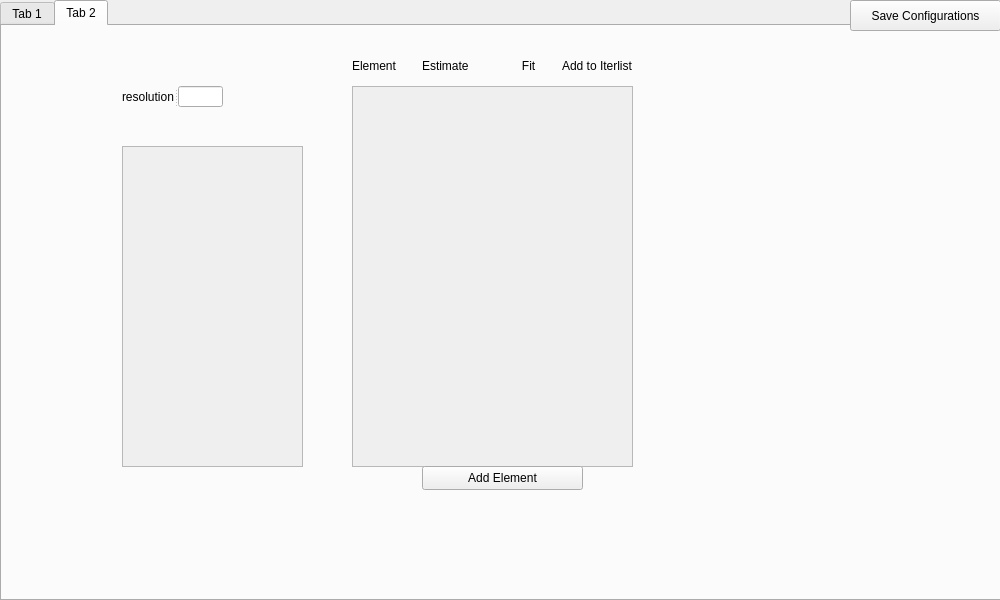
Before: the Qt Designer form plot.ui in EK023/GUI_for_ZEEMAN, drawn with Qt 5.
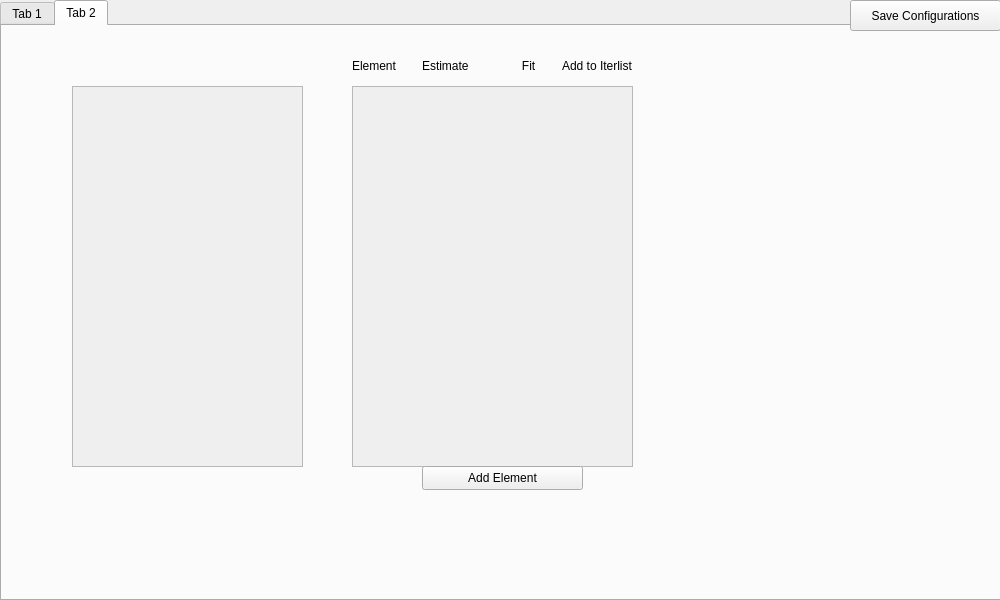
After: the same form once the commit is applied. The open tabs and pages were chosen to show the change.

Commit message: Separeted logic to new classes (Plotting is the main one) and user can select the file they want to plot

Diff of the .ui file:
```diff
--- a/plot.ui
+++ b/plot.ui
@@ -73,25 +73,6 @@
     <attribute name="title">
      <string>Tab 2</string>
     </attribute>
-    <widget class="QSplitter" name="splitter">
-     <property name="geometry">
-      <rect>
-       <x>120</x>
-       <y>60</y>
-       <width>101</width>
-       <height>21</height>
-      </rect>
-     </property>
-     <property name="orientation">
-      <enum>Qt::Orientation::Horizontal</enum>
-     </property>
-     <widget class="QLabel" name="label">
-      <property name="text">
-       <string>resolution</string>
-      </property>
-     </widget>
-     <widget class="QLineEdit" name="res_input"/>
-    </widget>
     <widget class="QScrollArea" name="scrollArea">
      <property name="geometry">
       <rect>
@@ -171,10 +152,10 @@
     <widget class="QScrollArea" name="scrollArea_2">
      <property name="geometry">
       <rect>
-       <x>120</x>
-       <y>120</y>
-       <width>181</width>
-       <height>321</height>
+       <x>70</x>
+       <y>60</y>
+       <width>231</width>
+       <height>381</height>
       </rect>
      </property>
      <property name="widgetResizable">
@@ -185,8 +166,8 @@
        <rect>
         <x>0</x>
         <y>0</y>
-        <width>179</width>
-        <height>319</height>
+        <width>229</width>
+        <height>379</height>
        </rect>
       </property>
      </widget>
```
Left out of the diff: 13 changed lines with no effect on the pictures. The commit also changes 9 other files.
